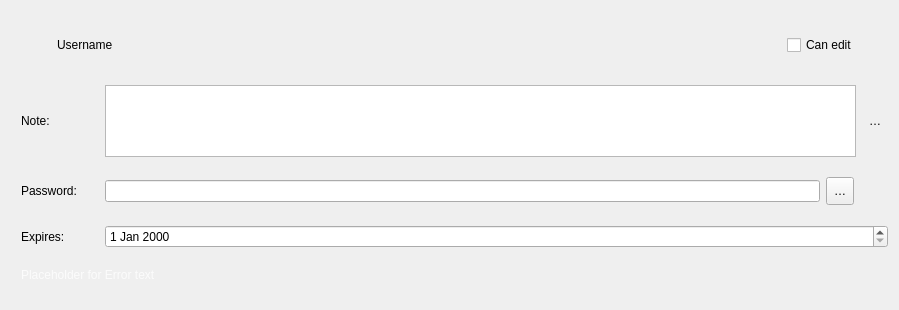
The window that src/gui/shareuserline.ui (nextcloud/desktop) describes before a commit, drawn with Qt 5.
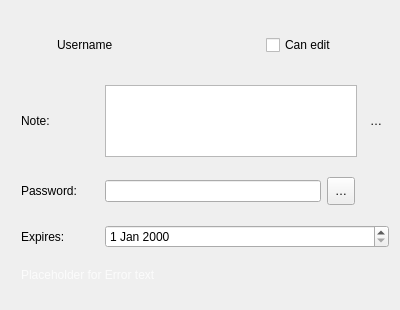
The same window after the commit. Icons and pictures are not drawn. Custom widgets are drawn as their Qt base class.

Commit message: Just trying to make the sahre dialog look nicer.

The edit to the form file:
```diff
--- a/src/gui/shareuserline.ui
+++ b/src/gui/shareuserline.ui
@@ -6,7 +6,7 @@
    <rect>
     <x>0</x>
     <y>0</y>
-    <width>899</width>
+    <width>400</width>
     <height>310</height>
    </rect>
   </property>
@@ -28,8 +28,11 @@
   <layout class="QVBoxLayout" name="verticalLayout">
    <item>
     <layout class="QHBoxLayout" name="horizontalLayout_2">
+     <property name="spacing">
+      <number>6</number>
+     </property>
      <property name="rightMargin">
-      <number>0</number>
+      <number>22</number>
      </property>
      <item>
       <widget class="QLabel" name="avatar">
@@ -75,11 +78,11 @@
         <enum>Qt::Horizontal</enum>
        </property>
        <property name="sizeType">
-        <enum>QSizePolicy::Expanding</enum>
+        <enum>QSizePolicy::Minimum</enum>
        </property>
        <property name="sizeHint" stdset="0">
         <size>
-         <width>40</width>
+         <width>20</width>
          <height>20</height>
         </size>
        </property>
```
The commit also changes 4 other files.
